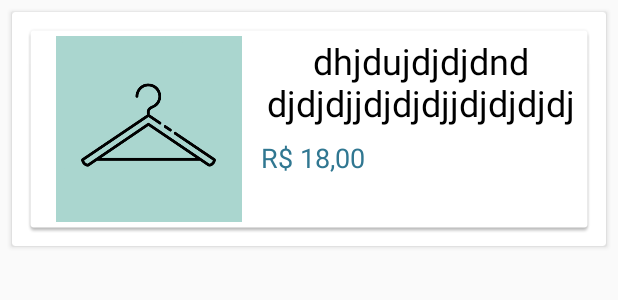
After one commit to pedro256/proj-tudoex, an Android app: the layout adapter_anuncio.xml on its own in the app's theme, with its tools: preview values and no code run, on a phone screen of 412 x 824 dp. The commit adds this screen. Shown: the top 300 px of the screen. Run offline under Robolectric (Android 15) with nearby library versions, the phone set to English and light mode, and no system bars.

Commit message:
meus anuncios

```diff
--- a/app/src/main/res/layout/activity_create_anuncios.xml
+++ b/app/src/main/res/layout/activity_create_anuncios.xml
@@ -71,7 +71,7 @@
                 android:layout_weight="1" />
 
             <EditText
-                android:id="@+id/txtTitulo"
+                android:id="@+id/txtTituloAnucio"
                 android:layout_width="match_parent"
                 android:layout_height="wrap_content"
                 android:layout_margin="10dp"
@@ -84,7 +84,7 @@
 
 
             <com.blackcat.currencyedittext.CurrencyEditText
-                android:id="@+id/txtValor"
+                android:id="@+id/txtValorAnuncio"
                 android:layout_width="match_parent"
                 android:layout_height="wrap_content"
                 android:layout_margin="10dp"
--- /dev/null
+++ b/app/src/main/res/layout/adapter_anuncio.xml
@@ -0,0 +1,48 @@
+<?xml version="1.0" encoding="utf-8"?>
+<androidx.cardview.widget.CardView xmlns:android="http://schemas.android.com/apk/res/android"
+    xmlns:app="http://schemas.android.com/apk/res-auto"
+    xmlns:tools="http://schemas.android.com/tools"
+    android:layout_width="match_parent"
+    android:layout_height="wrap_content"
+    android:layout_margin="8dp">
+
+    <LinearLayout
+        android:layout_width="match_parent"
+        android:layout_height="140dp"
+        android:layout_margin="8dp"
+        android:background="@drawable/common_google_signin_btn_icon_light_normal_background"
+        android:orientation="horizontal"
+        android:padding="8dp">
+
+        <ImageView
+            android:id="@+id/imgAnuncio"
+            android:layout_width="150dp"
+            android:layout_height="wrap_content"
+            app:srcCompat="@drawable/ft_padrao"
+            tools:srcCompat="@tools:sample/avatars[0]" />
+
+        <LinearLayout
+            android:layout_width="match_parent"
+            android:layout_height="match_parent"
+            android:orientation="vertical">
+
+            <TextView
+                android:id="@+id/txtTituloAnucio"
+                android:layout_width="match_parent"
+                android:layout_height="wrap_content"
+                android:text="dhjdujdjdjdnd djdjdjjdjdjdjjdjdjdjdj"
+                android:textAlignment="center"
+                android:textColor="@color/common_google_signin_btn_text_dark_focused"
+                android:textSize="24sp" />
+
+            <TextView
+                android:id="@+id/txtValorAnuncio"
+                android:layout_width="match_parent"
+                android:layout_height="wrap_content"
+                android:layout_marginTop="8dp"
+                android:text="R$ 18,00"
+                android:textColor="@color/colorPrimaryDark"
+                android:textSize="18sp" />
+        </LinearLayout>
+    </LinearLayout>
+</androidx.cardview.widget.CardView>
--- a/app/src/main/res/values/colors.xml
+++ b/app/src/main/res/values/colors.xml
@@ -1,6 +1,6 @@
 <?xml version="1.0" encoding="utf-8"?>
 <resources>
     <color name="colorPrimary">#87ECE2</color>
-    <color name="colorPrimaryDark">#00CCCC</color>
+    <color name="colorPrimaryDark">#307791</color>
     <color name="colorAccent">#545454</color>
 </resources>
```
Also changed, not shown: app/build.gradle (+10 -0 lines), app/src/main/java/com/app/tudoex/activity/CreateAnuncios.java (+36 -13 lines), app/src/main/java/com/app/tudoex/activity/MeusAnunciosActivity.java (+59 -0 lines), app/src/main/java/com/app/tudoex/adapter/AdapterAnuncios.java (added, +70 -0 lines), app/src/main/java/com/app/tudoex/models/Anuncio.java (+11 -0 lines).
